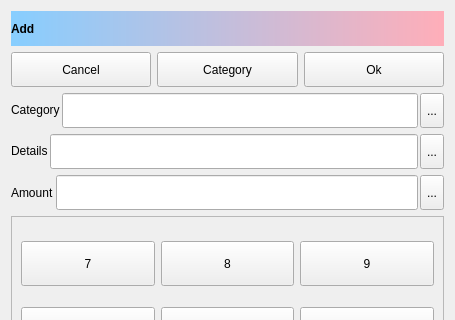
This is src/EditRecord.ui in ic005k/Knot-Legacy as Qt 5 draws it before an edit; both pictures show x 0 to 455 and y 0 to 320 of the 455 by 690 pixel window. The edited form follows.
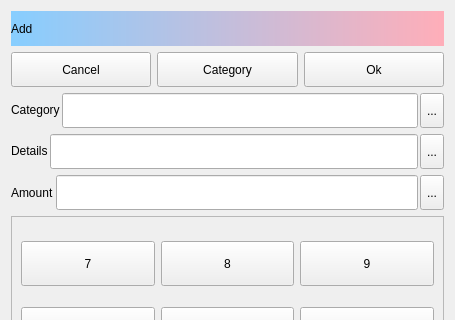
This is the edited form. Icons and pictures are not drawn.

Diff of the .ui file:
```diff
--- a/src/EditRecord.ui
+++ b/src/EditRecord.ui
@@ -30,7 +30,7 @@
      </property>
      <property name="font">
       <font>
-       <bold>true</bold>
+       <bold>false</bold>
       </font>
      </property>
      <property name="styleSheet">
@@ -48,6 +48,9 @@
      <property name="text">
       <string>Add</string>
      </property>
+     <property name="alignment">
+      <set>Qt::AlignLeading|Qt::AlignLeft|Qt::AlignVCenter</set>
+     </property>
     </widget>
    </item>
    <item>
```
